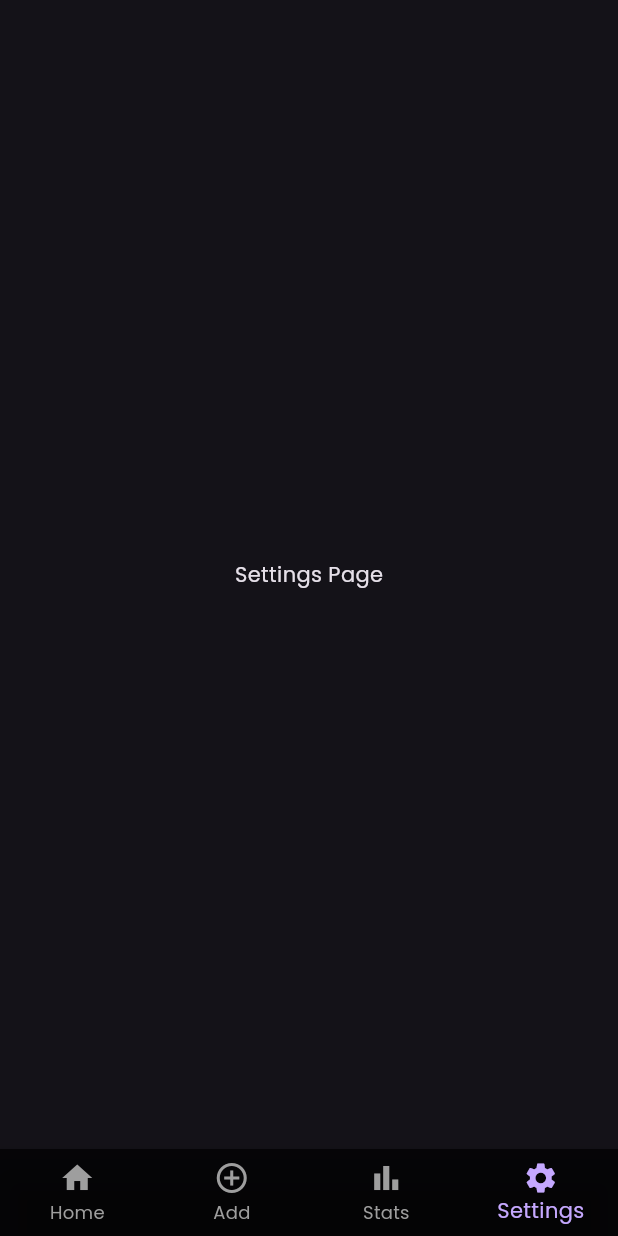
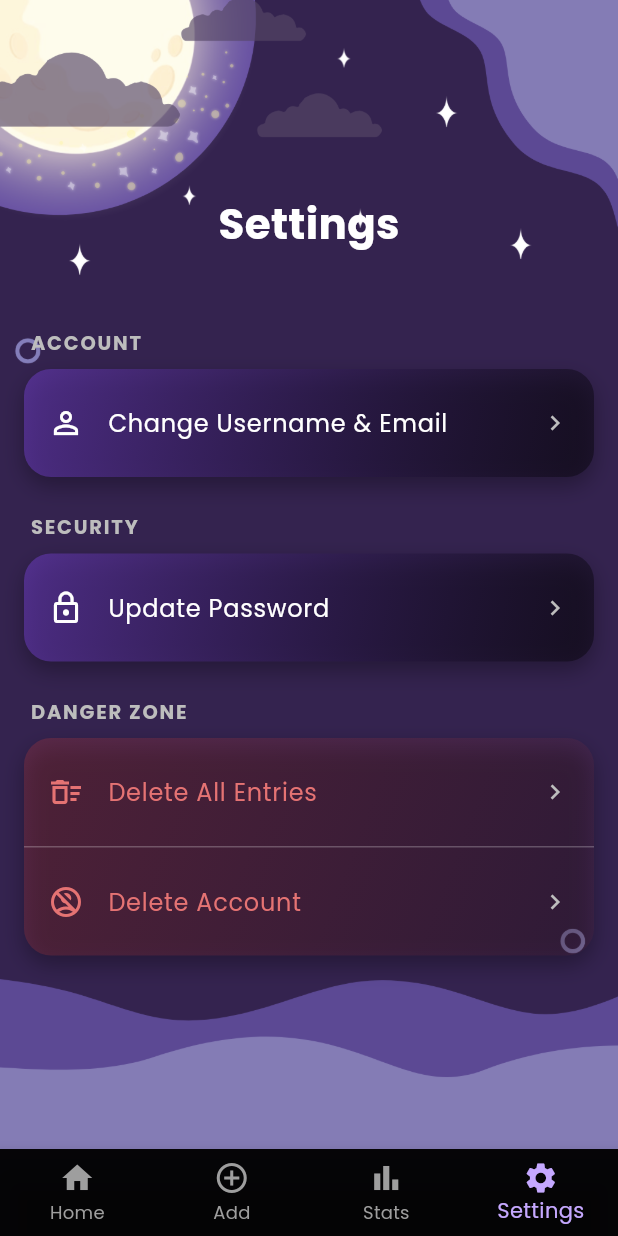
Before and after one commit to mickali02/moods-frontend, a Flutter app: the screen it shows after launch, item 4 of the bottom bar chosen, on a phone screen of 412 x 824 dp. Run offline on Flutter 3.47's test engine with Material 3 defaults, Android fonts, the phone set to English and light mode, and no system bars; our stand-ins replace fl_chart, google_fonts.

Commit message:
Settings page

```diff
--- a/lib/add_mood_page.dart
+++ b/lib/add_mood_page.dart
@@ -37,7 +37,7 @@ class _AddMoodPageState extends State<AddMoodPage> {
                 Text(
                   'Add New Mood',
                   style: GoogleFonts.poppins(
-                    fontSize: 26,
+                    fontSize: 28,
                     fontWeight: FontWeight.bold,
                     color: Colors.white,
                   ),
--- /dev/null
+++ b/lib/settings_page.dart
@@ -0,0 +1,173 @@
+import 'package:flutter/material.dart';
+import 'package:google_fonts/google_fonts.dart';
+import 'package:logging/logging.dart';
+
+final Logger _logger = Logger('SettingsPage');
+
+class SettingsPage extends StatelessWidget {
+  const SettingsPage({super.key});
+
+  @override
+  Widget build(BuildContext context) {
+    return Container(
+      decoration: const BoxDecoration(
+        image: DecorationImage(
+          image: AssetImage("assets/wallpaper.png"),
+          fit: BoxFit.cover,
+        ),
+      ),
+      child: Scaffold(
+        backgroundColor: Colors.transparent,
+        // We remove the AppBar to have more control over the title's position.
+        body: SafeArea(
+          child: Padding(
+            padding: const EdgeInsets.symmetric(horizontal: 16, vertical: 20),
+            child: Column(
+              mainAxisAlignment: MainAxisAlignment.center,
+              crossAxisAlignment: CrossAxisAlignment.start, // Align children to the left
+              children: [
+                // --- Custom Header ---
+                Center(
+                  child: Text(
+                    'Settings',
+                    style: GoogleFonts.poppins(
+                      fontWeight: FontWeight.bold,
+                      fontSize: 28,
+                      color: Colors.white,
+                    ),
+                  ),
+                ),
+                const SizedBox(height: 50), // This pushes the content below down
+
+                // --- Section 1: Account ---
+                _buildSectionHeader('Account'),
+                _modernCard(
+                  child: Column(
+                    children: [
+                      _buildSettingsTile(
+                        icon: Icons.person_outline,
+                        title: 'Change Username & Email',
+                        onTap: () {
+                          _logger.info('Navigate to change user info page');
+                        },
+                      ),
+                    ],
+                  ),
+                ),
+                const SizedBox(height: 24),
+
+                // --- Section 2: Security ---
+                _buildSectionHeader('Security'),
+                _modernCard(
+                  child: Column(
+                    children: [
+                      _buildSettingsTile(
+                        icon: Icons.lock_outline,
+                        title: 'Update Password',
+                        onTap: () {
+                          _logger.info('Navigate to update password page');
+                        },
+                      ),
+                    ],
+                  ),
+                ),
+                const SizedBox(height: 24),
+
+                // --- Section 3: Danger Zone ---
+                _buildSectionHeader('Danger Zone'),
+                _modernCard(
+                  gradientColors: [
+                    Colors.red.withOpacity(0.2),
+                    Colors.red.withOpacity(0.05)
+                  ],
+                  child: Column(
+                    children: [
+                      _buildSettingsTile(
+                        icon: Icons.delete_sweep_outlined,
+                        title: 'Delete All Entries',
+                        textColor: Colors.red.shade300,
+                        onTap: () {
+                          _logger.warning('Delete All Entries tapped');
+                        },
+                      ),
+                      const Divider(height: 1, color: Colors.white24),
+                      _buildSettingsTile(
+                        icon: Icons.no_accounts_outlined,
+                        title: 'Delete Account',
+                        textColor: Colors.red.shade300,
+                        onTap: () {
+                          _logger.warning('Delete Account tapped');
+                        },
+                      ),
+                    ],
+                  ),
+                ),
+              ],
+            ),
+          ),
+        ),
+      ),
+    );
+  }
+
+  Widget _buildSectionHeader(String title) {
+    return Padding(
+      padding: const EdgeInsets.only(bottom: 8.0, left: 4.0),
+      child: Text(
+        title.toUpperCase(),
+        style: TextStyle(
+          color: Colors.grey.shade400,
+          fontWeight: FontWeight.bold,
+          fontSize: 13,
+          letterSpacing: 1.2,
+        ),
+      ),
+    );
+  }
+
+  Widget _buildSettingsTile({
+    required IconData icon,
+    required String title,
+    required VoidCallback onTap,
+    Color? textColor,
+  }) {
+    return ListTile(
+      contentPadding: const EdgeInsets.symmetric(horizontal: 16, vertical: 8),
+      leading: Icon(icon, color: textColor ?? Colors.white),
+      title: Text(title, style: TextStyle(color: textColor ?? Colors.white)),
+      trailing: Icon(Icons.chevron_right, size: 20, color: Colors.grey.shade400),
+      onTap: onTap,
+    );
+  }
+
+  Widget _modernCard({
+    required Widget child,
+    List<Color>? gradientColors,
+  }) {
+    return Container(
+      decoration: BoxDecoration(
+        gradient: LinearGradient(
+          colors: gradientColors ??
+              [
+                Colors.deepPurple.withOpacity(0.6),
+                Colors.black.withOpacity(0.4)
+              ],
+          begin: Alignment.topLeft,
+          end: Alignment.bottomRight,
+        ),
+        borderRadius: BorderRadius.circular(18),
+        boxShadow: [
+          BoxShadow(
+            color: Colors.black.withOpacity(0.3),
+            blurRadius: 12,
+            offset: const Offset(0, 6),
+          ),
+        ],
+      ),
+      child: ClipRRect(
+        borderRadius: BorderRadius.circular(18),
+        child: child,
+      ),
+    );
+  }
+}
--- a/lib/stats_page.dart
+++ b/lib/stats_page.dart
@@ -187,14 +187,14 @@ class StatsPage extends StatelessWidget {
     return Container(
       decoration: BoxDecoration(
         gradient: LinearGradient(
-          colors: [Colors.deepPurple.withOpacity(0.6), Colors.black.withOpacity(0.6)],
+          colors: [Colors.deepPurple.withAlpha(153), Colors.black.withAlpha(153)],
           begin: Alignment.topLeft,
           end: Alignment.bottomRight,
         ),
         borderRadius: BorderRadius.circular(18),
         boxShadow: [
           BoxShadow(
-            color: Colors.black.withOpacity(0.3),
+            color: Colors.black.withAlpha(77),
             blurRadius: 10,
             offset: const Offset(0, 4),
           ),
--- a/pubspec.yaml
+++ b/pubspec.yaml
@@ -36,6 +36,7 @@ dependencies:
   cupertino_icons: ^1.0.8
   google_fonts: ^6.3.2
   fl_chart: ^1.1.1
+  logging: ^1.1.0
 
 dev_dependencies:
   flutter_test:
```
Also changed, not shown: lib/main.dart (+26 -25 lines), pubspec.lock.
